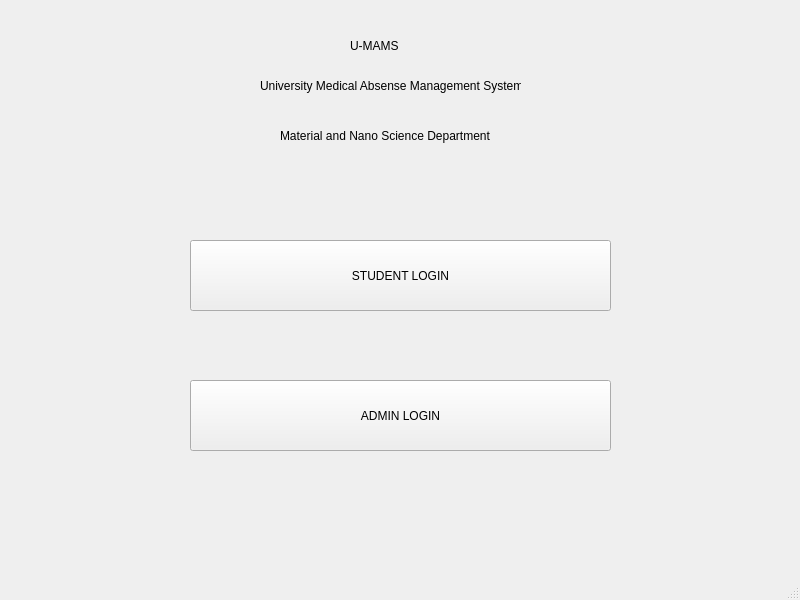
First picture: the form in umams.ui, repository sanjanaCSwyb/U-MAMS, before the edit.
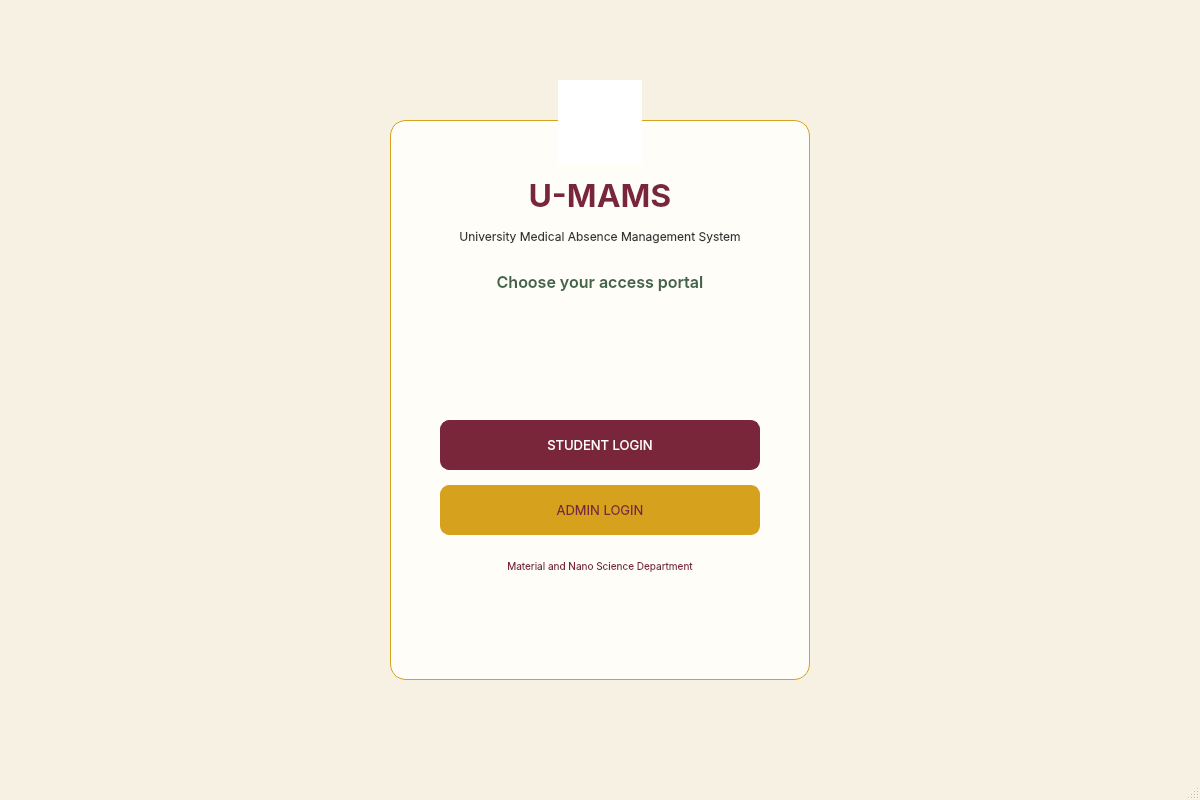
Second picture: the form after the edit. Icons and pictures are not drawn.

What changed in the file:
```diff
--- a/umams.ui
+++ b/umams.ui
@@ -6,55 +6,136 @@
    <rect>
     <x>0</x>
     <y>0</y>
-    <width>800</width>
-    <height>600</height>
+    <width>1200</width>
+    <height>800</height>
    </rect>
   </property>
+  <property name="styleSheet">
+   <string>QMainWindow#UMAMS{background:#F7F1E3;}</string>
+  </property>
   <property name="windowTitle">
    <string>UMAMS</string>
   </property>
-  <widget class="QWidget" name="centralwidget">
-   <widget class="QLabel" name="lblTitle">
-    <property name="geometry">
-     <rect>
-      <x>350</x>
-      <y>30</y>
-      <width>61</width>
-      <height>31</height>
-     </rect>
-    </property>
-    <property name="maximumSize">
+  <property name="minimumSize">
      <size>
-      <width>61</width>
-      <height>31</height>
-     </size>
-    </property>
+    <width>600</width>
+    <height>600</height>
+   </size>
+  </property>
+  <widget class="QWidget" name="centralwidget">
+   <widget class="QWidget" name="figmaCanvas">
+    <property name="geometry">
+     <rect>
+      <x>0</x>
+      <y>0</y>
+      <width>1200</width>
+      <height>800</height>
+     </rect>
+    </property>
+    <property name="styleSheet">
+     <string>QWidget#figmaCanvas{background:#F7F1E3;}</string>
+    </property>
+    <widget class="QFrame" name="portalCard">
+     <property name="geometry">
+      <rect>
+       <x>390</x>
+       <y>120</y>
+       <width>420</width>
+       <height>560</height>
+      </rect>
+     </property>
+     <property name="styleSheet">
+      <string>QFrame#portalCard{background:#FFFDF8;border:1px solid #D6A21E;border-radius:16px;}</string>
+     </property>
+    </widget>
+    <widget class="QLabel" name="lblLogo">
+     <property name="geometry">
+      <rect>
+       <x>558</x>
+       <y>80</y>
+       <width>84</width>
+       <height>84</height>
+      </rect>
+     </property>
+     <property name="styleSheet">
+      <string>background:white;border:none;</string>
+     </property>
+     <property name="pixmap">
+      <pixmap>:/assets/wayamba_logo.png</pixmap>
+     </property>
+     <property name="scaledContents">
+      <bool>true</bool>
+     </property>
+    </widget>
+    <widget class="QLabel" name="lblTitle">
+     <property name="geometry">
+      <rect>
+       <x>430</x>
+       <y>170</y>
+       <width>340</width>
+       <height>50</height>
+      </rect>
+     </property>
+     <property name="styleSheet">
+      <string>font-family:Inter;font-size:32px;font-weight:600;color:#7A263A;background:transparent;border:none;padding:0px;</string>
+     </property>
     <property name="text">
      <string>U-MAMS</string>
     </property>
+     <property name="alignment">
+      <set>Qt::AlignCenter</set>
+     </property>
    </widget>
    <widget class="QLabel" name="lblSubtitle">
     <property name="geometry">
      <rect>
-      <x>260</x>
-      <y>60</y>
-      <width>261</width>
-      <height>51</height>
-     </rect>
-    </property>
+       <x>420</x>
+       <y>225</y>
+       <width>360</width>
+       <height>22</height>
+      </rect>
+     </property>
+     <property name="styleSheet">
+      <string>font-family:Inter;font-size:12px;font-weight:400;color:#333333;background:transparent;border:none;padding:0px;</string>
+     </property>
     <property name="text">
-     <string>University Medical Absense Management System</string>
+      <string>University Medical Absence Management System</string>
+     </property>
+     <property name="alignment">
+      <set>Qt::AlignCenter</set>
+     </property>
+    </widget>
+    <widget class="QLabel" name="lblChoosePortal">
+     <property name="geometry">
+      <rect>
+       <x>430</x>
+       <y>270</y>
+       <width>340</width>
+       <height>24</height>
+      </rect>
+     </property>
+     <property name="styleSheet">
+      <string>font-family:Inter;font-size:16px;font-weight:500;color:#43634B;background:transparent;border:none;padding:0px;</string>
+     </property>
+     <property name="text">
+      <string>Choose your access portal</string>
+     </property>
+     <property name="alignment">
+      <set>Qt::AlignCenter</set>
     </property>
    </widget>
    <widget class="QPushButton" name="btnStudentLogin">
     <property name="geometry">
      <rect>
-      <x>190</x>
-      <y>240</y>
-      <width>421</width>
-      <height>71</height>
-     </rect>
-    </property>
+       <x>440</x>
+       <y>420</y>
+       <width>320</width>
+       <height>50</height>
+      </rect>
+     </property>
+     <property name="styleSheet">
+      <string>QPushButton#btnStudentLogin{font-family:Inter;font-size:13px;color:#FFFDF8;background:#7A263A;border:1px solid #7A263A;border-radius:9px;padding:0px;}QPushButton#btnStudentLogin:hover{border:1px solid #7A263A;}</string>
+     </property>
     <property name="text">
      <string>STUDENT LOGIN</string>
     </property>
@@ -62,12 +143,15 @@
    <widget class="QPushButton" name="btnAdminLogin">
     <property name="geometry">
      <rect>
-      <x>190</x>
-      <y>380</y>
-      <width>421</width>
-      <height>71</height>
-     </rect>
-    </property>
+       <x>440</x>
+       <y>485</y>
+       <width>320</width>
+       <height>50</height>
+      </rect>
+     </property>
+     <property name="styleSheet">
+      <string>QPushButton#btnAdminLogin{font-family:Inter;font-size:13px;color:#7A263A;background:#D6A21E;border:1px solid #D6A21E;border-radius:9px;padding:0px;}QPushButton#btnAdminLogin:hover{border:1px solid #7A263A;}</string>
+     </property>
     <property name="text">
      <string>ADMIN LOGIN</string>
     </property>
@@ -75,29 +159,27 @@
    <widget class="QLabel" name="lblDepartment">
     <property name="geometry">
      <rect>
-      <x>280</x>
-      <y>120</y>
-      <width>241</width>
-      <height>31</height>
-     </rect>
-    </property>
+       <x>430</x>
+       <y>555</y>
+       <width>340</width>
+       <height>22</height>
+      </rect>
+     </property>
+     <property name="styleSheet">
+      <string>font-family:Inter;font-size:10px;font-weight:400;color:#7A263A;background:transparent;border:none;padding:0px;</string>
+     </property>
     <property name="text">
      <string>Material and Nano Science Department</string>
     </property>
-   </widget>
-  </widget>
-  <widget class="QMenuBar" name="menubar">
-   <property name="geometry">
-    <rect>
-     <x>0</x>
-     <y>0</y>
-     <width>800</width>
-     <height>21</height>
-    </rect>
-   </property>
-  </widget>
-  <widget class="QStatusBar" name="statusbar"/>
- </widget>
- <resources/>
- <connections/>
+     <property name="alignment">
+      <set>Qt::AlignCenter</set>
+     </property>
+    </widget>
+   </widget>
+  </widget>
+  <widget class="QMenuBar" name="menubar" />
+  <widget class="QStatusBar" name="statusbar" />
+ </widget>
+ <resources />
+ <connections />
 </ui>
```
Left out of the diff: 2 changed lines with no effect on the pictures. Lines whose indentation alone changed are shown as unchanged.
